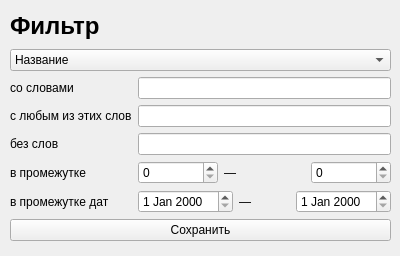
The window that filterWidget.ui (f1rsov08/BestProject) describes before a commit, drawn with Qt 5.
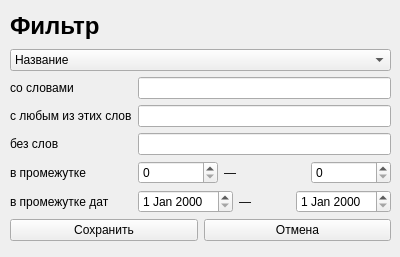
The same window after the commit.

Commit message: Добавлена кнопка отмены

Diff of the .ui file:
```diff
--- a/filterWidget.ui
+++ b/filterWidget.ui
@@ -7,7 +7,7 @@
     <x>0</x>
     <y>0</y>
     <width>400</width>
-    <height>256</height>
+    <height>257</height>
    </rect>
   </property>
   <property name="windowTitle">
@@ -162,11 +162,22 @@
      </layout>
     </item>
     <item>
+     <layout class="QHBoxLayout" name="horizontalLayout_3">
+      <item>
      <widget class="QPushButton" name="saveButton">
       <property name="text">
        <string>Сохранить</string>
       </property>
      </widget>
+      </item>
+      <item>
+       <widget class="QPushButton" name="cancelButton">
+        <property name="text">
+         <string>Отмена</string>
+        </property>
+       </widget>
+      </item>
+     </layout>
     </item>
    </layout>
   </widget>
```
Lines whose indentation alone changed are shown as unchanged.
